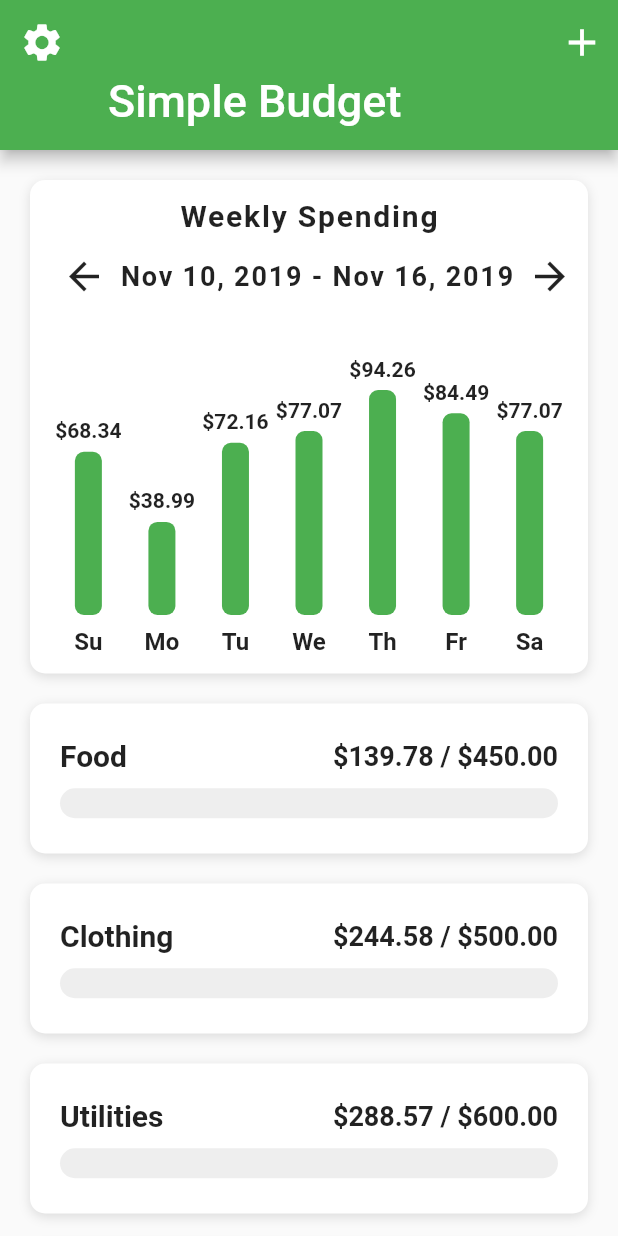
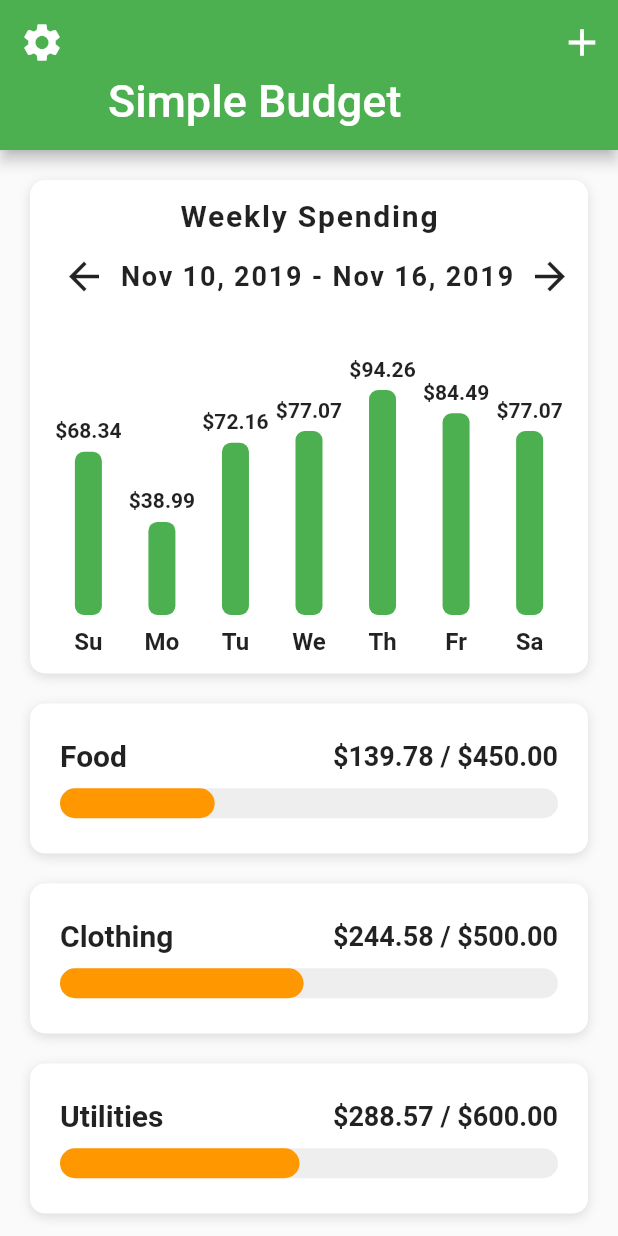
Before and after one commit to sagnikpal10/Budget-Application-UI, a Flutter app: the screen it shows after launch, on a phone screen of 412 x 824 dp. Run offline on Flutter 3.47's test engine with Material 2 defaults, Android fonts, the phone set to English and light mode, and no system bars.

Commit message:
added function

```diff
--- a/lib/helpers/color_helper.dart
+++ b/lib/helpers/color_helper.dart
@@ -1,3 +1,10 @@
 import 'package:flutter/material.dart';
 
-// Add the color helper code here...
+Color getColor(BuildContext context, double percent) {
+  if (percent >= 0.50) {
+    return Theme.of(context).primaryColor;
+  } else if (percent >= 0.25) {
+    return Colors.orange;
+  }
+  return Colors.red;
+}
```
